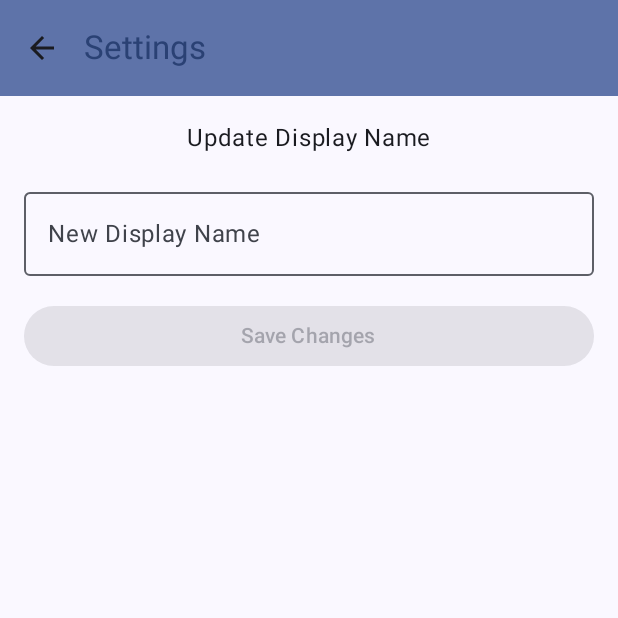
After one commit to s3527013/PayClock, an Android app built with Jetpack Compose: the SettingsScreen screen opened through its navigation route, on a phone screen of 412 x 824 dp, the top half of it. The commit adds this screen. Run offline under Robolectric (Android 15) with nearby library versions, the phone set to English and light mode, and no system bars; our stand-ins replace Firebase (no records; nobody signed in at launch, a user with empty details on screens opened directly); pictures from the network do not load.

Commit message:
feat: Add user settings screen to update display name
This commit introduces a new "Settings" screen, allowing authenticated users to update their display name.

**Key Changes:**

*   **Settings Screen UI:**
    *   A new `SettingsScreen.kt` has been created, featuring a text field for the new display name and a "Save Changes" button.
    *   The screen includes a `TopAppBar` with a back button for navigation.
    *   The save button is only enabled when the new name is not blank and is different from the current name.

*   **Navigation:**
    *   A new route, `settings`, has been added to the main navigation graph in `MainActivity.kt`.
    *   The "Settings" option in the `AppDrawer` now navigates to this new screen.

*   **ViewModel and Repository Logic:**
    *   `AuthRepository` now includes an `updateDisplayName` function that uses `UserProfileChangeRequest` to update the user's profile in Firebase Authentication.
    *   `AuthViewModel` exposes this functionality via its own `updateDisplayName` method, which is called from the `SettingsScreen`.

```diff
--- a/app/src/main/java/uk/ac/tees/mad/payclock/MainActivity.kt
+++ b/app/src/main/java/uk/ac/tees/mad/payclock/MainActivity.kt
@@ -43,6 +43,7 @@ import uk.ac.tees.mad.payclock.features.auth.SignUpScreen
 import uk.ac.tees.mad.payclock.features.auth.SplashScreen
 import uk.ac.tees.mad.payclock.features.jobs.JobScreenRoute
 import uk.ac.tees.mad.payclock.features.report.ReportScreenRoute
+import uk.ac.tees.mad.payclock.features.settings.SettingsScreen
 import uk.ac.tees.mad.payclock.features.timelog.TimeLogControlScreenRoute
 import uk.ac.tees.mad.payclock.features.timelog.TimeLogScreenRoute
 import uk.ac.tees.mad.payclock.ui.theme.PayClockTheme
@@ -172,6 +173,9 @@ fun PayClockApp() {
                     composable(route = "reports") {
                         ReportScreenRoute(navController = navController)
                     }
+                    composable(route = "settings") {
+                        SettingsScreen(navController = navController)
+                    }
                 }
             }
         }
--- a/app/src/main/java/uk/ac/tees/mad/payclock/drawer/AppDrawer.kt
+++ b/app/src/main/java/uk/ac/tees/mad/payclock/drawer/AppDrawer.kt
@@ -21,7 +21,7 @@ import androidx.compose.foundation.shape.CircleShape
 import androidx.compose.material.icons.Icons
 import androidx.compose.material.icons.automirrored.filled.ExitToApp
 import androidx.compose.material.icons.filled.CameraAlt
-import androidx.compose.material.icons.filled.Photo // Import the Photo icon
+import androidx.compose.material.icons.filled.Photo
 import androidx.compose.material.icons.filled.Settings
 import androidx.compose.material3.DrawerState
 import androidx.compose.material3.HorizontalDivider
@@ -52,12 +52,12 @@ import androidx.compose.ui.unit.dp
 import androidx.core.content.ContextCompat
 import androidx.navigation.NavController
 import coil3.compose.AsyncImage
-import java.io.File
-import java.io.FileOutputStream
 import kotlinx.coroutines.CoroutineScope
 import kotlinx.coroutines.launch
 import uk.ac.tees.mad.payclock.R
 import uk.ac.tees.mad.payclock.features.auth.AuthViewModel
+import java.io.File
+import java.io.FileOutputStream
 
 // Helper function to save Bitmap to cache
 fun saveBitmapToCache(ctx: Context, bitmap: Bitmap): Uri? {
@@ -86,7 +86,7 @@ fun AppDrawer(
     val context = LocalContext.current
 
     // State to hold the URI of the captured image or selected image
-    var imageUri: Uri? by remember { mutableStateOf<Uri?>(null) }
+    var imageUri by remember { mutableStateOf<Uri?>(null) }
 
     // Effect to update imageUri when user's photoUrl changes
     LaunchedEffect(user?.photoUrl) {
@@ -226,7 +226,7 @@ fun AppDrawer(
             selected = false,
             onClick = {
                 scope.launch { drawerState.close() }
-                // navController.navigate("settings")
+                navController.navigate("settings") // Navigate to the settings route
             },
             modifier = Modifier.padding(NavigationDrawerItemDefaults.ItemPadding)
         )
--- a/app/src/main/java/uk/ac/tees/mad/payclock/features/auth/AuthViewModel.kt
+++ b/app/src/main/java/uk/ac/tees/mad/payclock/features/auth/AuthViewModel.kt
@@ -40,6 +40,12 @@ class AuthViewModel(
             callback(result)
         }
     }
+
+    fun updateDisplayName(newName: String) {
+        viewModelScope.launch {
+            repository.updateDisplayName(newName)
+        }
+    }
 }
 
 sealed class AuthState {
--- /dev/null
+++ b/app/src/main/java/uk/ac/tees/mad/payclock/features/settings/SettingsScreen.kt
@@ -0,0 +1,112 @@
+package uk.ac.tees.mad.payclock.features.settings
+
+import androidx.compose.foundation.layout.Column
+import androidx.compose.foundation.layout.Spacer
+import androidx.compose.foundation.layout.fillMaxSize
+import androidx.compose.foundation.layout.fillMaxWidth
+import androidx.compose.foundation.layout.height
+import androidx.compose.foundation.layout.padding
+import androidx.compose.material.icons.Icons
+import androidx.compose.material.icons.automirrored.filled.ArrowBack
+import androidx.compose.material3.Button
+import androidx.compose.material3.ExperimentalMaterial3Api
+import androidx.compose.material3.Icon
+import androidx.compose.material3.IconButton
+import androidx.compose.material3.MaterialTheme
+import androidx.compose.material3.OutlinedTextField
+import androidx.compose.material3.Scaffold
+import androidx.compose.material3.Text
+import androidx.compose.material3.TopAppBar
+import androidx.compose.material3.TopAppBarDefaults
+import androidx.compose.runtime.Composable
+import androidx.compose.runtime.getValue
+import androidx.compose.runtime.mutableStateOf
+import androidx.compose.runtime.remember
+import androidx.compose.runtime.setValue
+import androidx.compose.ui.Alignment
+import androidx.compose.ui.Modifier
+import androidx.compose.ui.tooling.preview.Preview
+import androidx.compose.ui.unit.dp
+import androidx.lifecycle.viewmodel.compose.viewModel
+import androidx.navigation.NavController
+import androidx.navigation.compose.rememberNavController
+import uk.ac.tees.mad.payclock.features.auth.AuthViewModel
+
+@OptIn(ExperimentalMaterial3Api::class)
+@Composable
+fun SettingsScreen(
+    navController: NavController,
+    authViewModel: AuthViewModel = viewModel()
+) {
+    // State for the current display name (initially from ViewModel)
+    var displayName by remember {
+        mutableStateOf(
+            authViewModel.currentUser.value?.displayName ?: ""
+        )
+    }
+    // State for the new display name input
+    var newDisplayName by remember { mutableStateOf(displayName) } // Initialize with current name
+
+    Scaffold(
+        topBar = {
+            TopAppBar(
+                title = { Text("Settings") },
+                navigationIcon = {
+                    IconButton(onClick = { navController.navigateUp() }) { // Navigate back
+                        Icon(Icons.AutoMirrored.Filled.ArrowBack, contentDescription = "Back")
+                    }
+                },
+                colors = TopAppBarDefaults.topAppBarColors(
+                    containerColor = MaterialTheme.colorScheme.primaryContainer,
+                    titleContentColor = MaterialTheme.colorScheme.primary
+                )
+            )
+        }
+    ) {
+        Column(
+            modifier = Modifier
+                .fillMaxSize()
+                .padding(it)
+                .padding(16.dp),
+            horizontalAlignment = Alignment.CenterHorizontally
+        ) {
+            Text("Update Display Name")
+            Spacer(modifier = Modifier.height(16.dp))
+
+            OutlinedTextField(
+                value = newDisplayName,
+                onValueChange = { newDisplayName = it },
+                label = { Text("New Display Name") },
+                modifier = Modifier.fillMaxWidth()
+            )
+
+            Spacer(modifier = Modifier.height(16.dp))
+
+            Button(
+                onClick = {
+                    if (newDisplayName.isNotBlank() && newDisplayName != displayName) {
+                        authViewModel.updateDisplayName(newDisplayName) // Call ViewModel function
+                        // Optionally navigate back or show a success message
+                        navController.navigateUp()
+                    }
+                },
+                enabled = newDisplayName.isNotBlank() && newDisplayName != displayName, // Enable only if changed and not blank
+                modifier = Modifier.fillMaxWidth()
+            ) {
+                Text("Save Changes")
+            }
+        }
+    }
+}
+
+@Composable
+@Preview(showBackground = true)
+fun SettingsScreenPreview() {
+    // Provide mock data for preview if needed
+    // For simplicity, we'll use a basic structure
+    MaterialTheme { // Wrap in MaterialTheme for proper styling
+        Column { // Using Column here to allow preview of the scaffold content
+            SettingsScreen(navController = rememberNavController()) // Placeholder NavController for preview
+        }
+    }
+}
```
Also changed, not shown: app/src/main/java/uk/ac/tees/mad/payclock/features/auth/AuthRepository.kt (+15 -0 lines).
